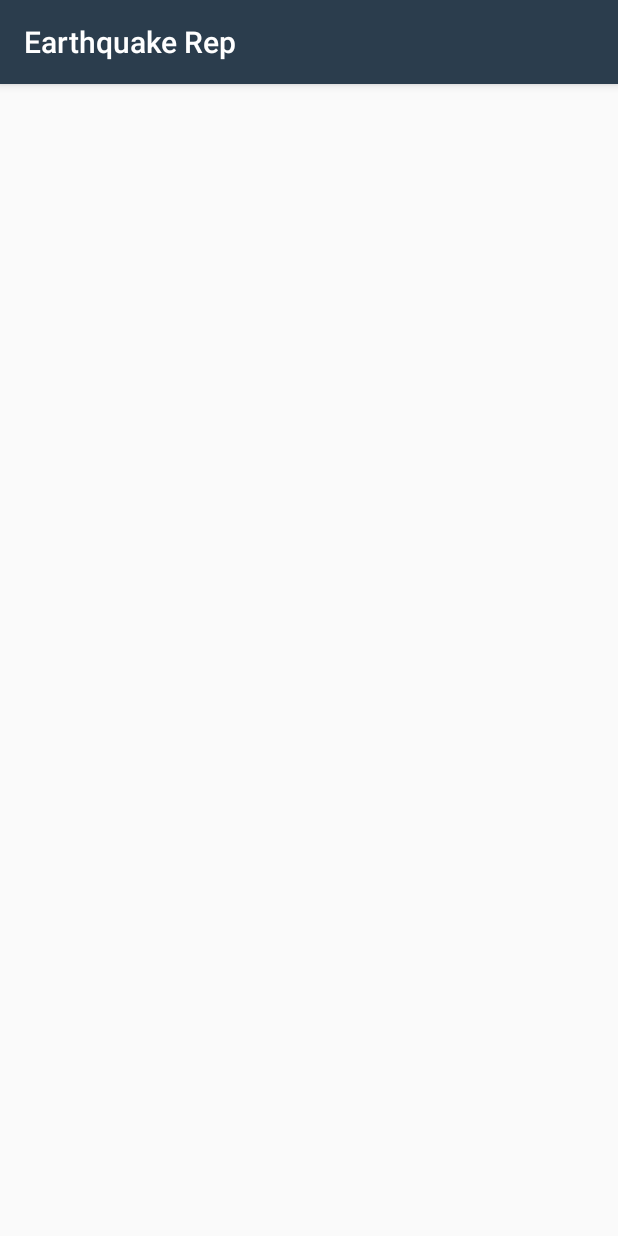
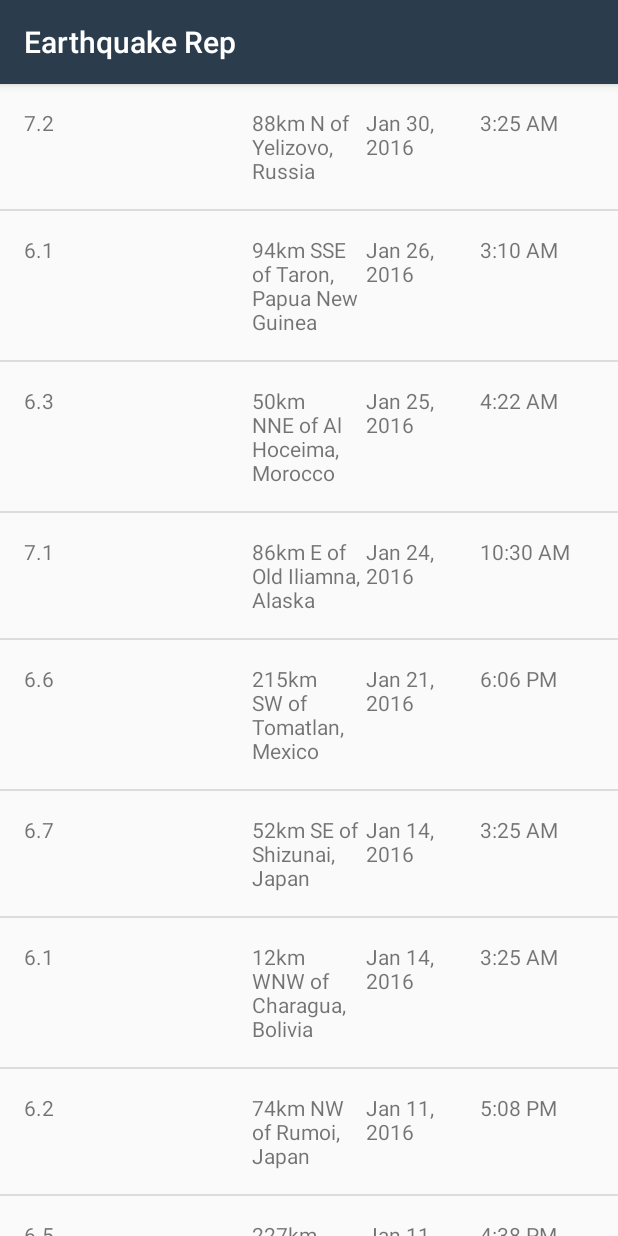
Before and after one commit to CarlosAguA/EarthquakeRep, an Android app: the screen it shows after launch (EarthquakeActivity), on a phone screen of 412 x 824 dp. Run offline under Robolectric (Android 15) with nearby library versions, the phone set to English and light mode, and no system bars.

Commit message:
Fixing not commited files

```diff
--- a/app/src/main/java/com/example/android/earthquakerep/Earthquake.java
+++ b/app/src/main/java/com/example/android/earthquakerep/Earthquake.java
@@ -15,45 +15,36 @@ public class Earthquake {
     /*Magnitude of the earthquake */
     private String mMagnitude ;
 
+    private long mTimeInMiliSeconds ;
+
     /*
     *Constructs a new {@link earthquake} object
     @param magnitude is the magnitude (size) of the earthquake .
     @param location the city location of the earthquake
-    @param date is the date the earthquake happened.
+    @param timeInMilliseconds is the time in milliseconds (from the Epoch) when the earthquake happened
      */
-    public Earthquake (String magnitude , String location, String date ){
+    public Earthquake (String magnitude , String location, long time){
 
         this.mMagnitude = magnitude ;
-        this.mDate = date ;
+        this.mTimeInMiliSeconds = time ;
         this.mLocation = location;
 
     }
 
-    /*
-    * Returns the magnitude of the earthquake
-    */
-    public String getDate() {
-        return mDate;
-    }
-
-    public void setDate(String date) {
-        this.mDate = date;
+    public long getTimeInMiliSeconds() {
+        return mTimeInMiliSeconds;
     }
 
     public String getLocation() {
         return mLocation;
     }
 
-    public void setLocation(String location) {
-        this.mLocation = location;
-    }
-
+    /*
+    * Returns the magnitude of the earthquake
+    */
     public String getMagnitude() {
         return mMagnitude;
     }
 
-    public void setMagnitude(String magnitude) {
-        this.mMagnitude = magnitude;
-    }
 
 }
--- a/app/src/main/java/com/example/android/earthquakerep/EarthquakeAdapter.java
+++ b/app/src/main/java/com/example/android/earthquakerep/EarthquakeAdapter.java
@@ -8,7 +8,9 @@ import android.view.ViewGroup;
 import android.widget.ArrayAdapter;
 import android.widget.TextView;
 
+import java.text.SimpleDateFormat;
 import java.util.ArrayList;
+import java.util.Date;
 
 /**
  * Created by Paviliondm4 on 1/31/2017.
@@ -34,17 +36,49 @@ public class EarthquakeAdapter extends ArrayAdapter<Earthquake> {
 
         currentQuake = getItem(position);
 
-
+        // Find the TextView with view ID magnitude
         TextView magTextView = (TextView) listItemView.findViewById(R.id.tv1) ;
+        // Display the magnitude of the current earthquake in that TextView
         magTextView.setText(currentQuake.getMagnitude());
 
+        // Find the TextView with view ID location
         TextView placeTextView = (TextView) listItemView.findViewById(R.id.tv2) ;
+        // Display the location of the current earthquake in that TextView
         placeTextView.setText(currentQuake.getLocation());
 
+        // Create a new Date object from the time in milliseconds of the earthquake
+        Date dateObject = new Date(currentQuake.getTimeInMiliSeconds());
+
+        // Find the TextView with view ID date
         TextView dateTextView = (TextView) listItemView.findViewById(R.id.tv3) ;
-        dateTextView.setText(currentQuake.getDate());
+        // Format the date string (i.e. "Mar 3, 1984")
+        String dateToDisplay = formatDate(dateObject);
+        // Display the date of the current earthquake in that TextView
+        dateTextView.setText(dateToDisplay);
 
+        // Find the TextView with view ID time
+        TextView timeTextView = (TextView) listItemView.findViewById(R.id.tv4);
+        // Format the time string (i.e. "4:30PM")
+        String timeToDisplay = formatTime(dateObject);
+        // Display the time of the current earthquake in that TextView
+        timeTextView.setText(timeToDisplay);
 
         return listItemView ;
     }
+
+    /**
+     * Return the formatted date string (i.e. "Mar 3, 1984") from a Date object.
+     */
+    private String formatDate(Date dateObject) {
+        SimpleDateFormat dateFormat = new SimpleDateFormat("LLL dd, yyyy");
+        return dateFormat.format(dateObject);
+    }
+
+    /**
+     * Return the formatted date string (i.e. "4:30 PM") from a Date object.
+     */
+    private String formatTime(Date dateObject) {
+        SimpleDateFormat timeFormat = new SimpleDateFormat("h:mm a");
+        return timeFormat.format(dateObject);
+    }
 }
--- /dev/null
+++ b/app/src/main/java/com/example/android/earthquakerep/QueryUtils.java
@@ -0,0 +1,84 @@
+package com.example.android.earthquakerep;
+
+import android.util.Log;
+
+import org.json.JSONArray;
+import org.json.JSONException;
+import org.json.JSONObject;
+
+import java.util.ArrayList;
+
+/**
+ * Created by Paviliondm4 on 2/1/2017.
+ */
+
+/**
+ * Helper methods related to requesting and receiving earthquake data from USGS.
+ */
+public final class QueryUtils {
+
+    /** Sample JSON response for a USGS query */
+    private static final String SAMPLE_JSON_RESPONSE = "{\"type\":\"FeatureCollection\",\"metadata\":{\"generated\":1462295443000,\"url\":\"http://earthquake.usgs.gov/fdsnws/event/1/query?format=geojson&starttime=2016-01-01&endtime=2016-01-31&minmag=6&limit=10\",\"title\":\"USGS Earthquakes\",\"status\":200,\"api\":\"1.5.2\",\"limit\":10,\"offset\":1,\"count\":10},\"features\":[{\"type\":\"Feature\",\"properties\":{\"mag\":7.2,\"place\":\"88km N of Yelizovo, Russia\",\"time\":1454124312220,\"updated\":1460674294040,\"tz\":720,\"url\":\"http://earthquake.usgs.gov/earthquakes/eventpage/us20004vvx\",\"detail\":\"http://earthquake.usgs.gov/fdsnws/event/1/query?eventid=us20004vvx&format=geojson\",\"felt\":2,\"cdi\":3.4,\"mmi\":5.82,\"alert\":\"green\",\"status\":\"reviewed\",\"tsunami\":1,\"sig\":798,\"net\":\"us\",\"code\":\"20004vvx\",\"ids\":\",at00o1qxho,pt16030050,us20004vvx,gcmt20160130032510,\",\"sources\":\",at,pt,us,gcmt,\",\"types\":\",cap,dyfi,finite-fault,general-link,general-text,geoserve,impact-link,impact-text,losspager,moment-tensor,nearby-cities,origin,phase-data,shakemap,tectonic-summary,\",\"nst\":null,\"dmin\":0.958,\"rms\":1.19,\"gap\":17,\"magType\":\"mww\",\"type\":\"earthquake\",\"title\":\"M 7.2 - 88km N of Yelizovo, Russia\"},\"geometry\":{\"type\":\"Point\",\"coordinates\":[158.5463,53.9776,177]},\"id\":\"us20004vvx\"},\n" +
+            "{\"type\":\"Feature\",\"properties\":{\"mag\":6.1,\"place\":\"94km SSE of Taron, Papua New Guinea\",\"time\":1453777820750,\"updated\":1460156775040,\"tz\":600,\"url\":\"http://earthquake.usgs.gov/earthquakes/eventpage/us20004uks\",\"detail\":\"http://earthquake.usgs.gov/fdsnws/event/1/query?eventid=us20004uks&format=geojson\",\"felt\":null,\"cdi\":null,\"mmi\":4.1,\"alert\":\"green\",\"status\":\"reviewed\",\"tsunami\":1,\"sig\":572,\"net\":\"us\",\"code\":\"20004uks\",\"ids\":\",us20004uks,gcmt20160126031023,\",\"sources\":\",us,gcmt,\",\"types\":\",cap,geoserve,losspager,moment-tensor,nearby-cities,origin,phase-data,shakemap,tectonic-summary,\",\"nst\":null,\"dmin\":1.537,\"rms\":0.74,\"gap\":25,\"magType\":\"mww\",\"type\":\"earthquake\",\"title\":\"M 6.1 - 94km SSE of Taron, Papua New Guinea\"},\"geometry\":{\"type\":\"Point\",\"coordinates\":[153.2454,-5.2952,26]},\"id\":\"us20004uks\"},\n" +
+            "{\"type\":\"Feature\",\"properties\":{\"mag\":6.3,\"place\":\"50km NNE of Al Hoceima, Morocco\",\"time\":1453695722730,\"updated\":1460156773040,\"tz\":0,\"url\":\"http://earthquake.usgs.gov/earthquakes/eventpage/us10004gy9\",\"detail\":\"http://earthquake.usgs.gov/fdsnws/event/1/query?eventid=us10004gy9&format=geojson\",\"felt\":117,\"cdi\":7.2,\"mmi\":5.28,\"alert\":\"green\",\"status\":\"reviewed\",\"tsunami\":0,\"sig\":695,\"net\":\"us\",\"code\":\"10004gy9\",\"ids\":\",us10004gy9,gcmt20160125042203,\",\"sources\":\",us,gcmt,\",\"types\":\",cap,dyfi,geoserve,impact-text,losspager,moment-tensor,nearby-cities,origin,phase-data,shakemap,tectonic-summary,\",\"nst\":null,\"dmin\":2.201,\"rms\":0.92,\"gap\":20,\"magType\":\"mww\",\"type\":\"earthquake\",\"title\":\"M 6.3 - 50km NNE of Al Hoceima, Morocco\"},\"geometry\":{\"type\":\"Point\",\"coordinates\":[-3.6818,35.6493,12]},\"id\":\"us10004gy9\"},\n" +
+            "{\"type\":\"Feature\",\"properties\":{\"mag\":7.1,\"place\":\"86km E of Old Iliamna, Alaska\",\"time\":1453631430230,\"updated\":1460156770040,\"tz\":-540,\"url\":\"http://earthquake.usgs.gov/earthquakes/eventpage/us10004gqp\",\"detail\":\"http://earthquake.usgs.gov/fdsnws/event/1/query?eventid=us10004gqp&format=geojson\",\"felt\":1816,\"cdi\":7.2,\"mmi\":6.6,\"alert\":\"green\",\"status\":\"reviewed\",\"tsunami\":1,\"sig\":1496,\"net\":\"us\",\"code\":\"10004gqp\",\"ids\":\",at00o1gd6r,us10004gqp,ak12496371,gcmt20160124103030,\",\"sources\":\",at,us,ak,gcmt,\",\"types\":\",cap,dyfi,finite-fault,general-link,general-text,geoserve,impact-link,impact-text,losspager,moment-tensor,nearby-cities,origin,phase-data,shakemap,tectonic-summary,trump-origin,\",\"nst\":null,\"dmin\":0.72,\"rms\":2.11,\"gap\":19,\"magType\":\"mww\",\"type\":\"earthquake\",\"title\":\"M 7.1 - 86km E of Old Iliamna, Alaska\"},\"geometry\":{\"type\":\"Point\",\"coordinates\":[-153.4051,59.6363,129]},\"id\":\"us10004gqp\"},\n" +
+            "{\"type\":\"Feature\",\"properties\":{\"mag\":6.6,\"place\":\"215km SW of Tomatlan, Mexico\",\"time\":1453399617650,\"updated\":1459963829040,\"tz\":-420,\"url\":\"http://earthquake.usgs.gov/earthquakes/eventpage/us10004g4l\",\"detail\":\"http://earthquake.usgs.gov/fdsnws/event/1/query?eventid=us10004g4l&format=geojson\",\"felt\":11,\"cdi\":2.7,\"mmi\":3.92,\"alert\":\"green\",\"status\":\"reviewed\",\"tsunami\":1,\"sig\":673,\"net\":\"us\",\"code\":\"10004g4l\",\"ids\":\",at00o1bebo,pt16021050,us10004g4l,gcmt20160121180659,\",\"sources\":\",at,pt,us,gcmt,\",\"types\":\",cap,dyfi,geoserve,impact-link,impact-text,losspager,moment-tensor,nearby-cities,origin,phase-data,shakemap,tectonic-summary,\",\"nst\":null,\"dmin\":2.413,\"rms\":0.98,\"gap\":74,\"magType\":\"mww\",\"type\":\"earthquake\",\"title\":\"M 6.6 - 215km SW of Tomatlan, Mexico\"},\"geometry\":{\"type\":\"Point\",\"coordinates\":[-106.9337,18.8239,10]},\"id\":\"us10004g4l\"},\n" +
+            "{\"type\":\"Feature\",\"properties\":{\"mag\":6.7,\"place\":\"52km SE of Shizunai, Japan\",\"time\":1452741933640,\"updated\":1459304879040,\"tz\":540,\"url\":\"http://earthquake.usgs.gov/earthquakes/eventpage/us10004ebx\",\"detail\":\"http://earthquake.usgs.gov/fdsnws/event/1/query?eventid=us10004ebx&format=geojson\",\"felt\":51,\"cdi\":5.8,\"mmi\":6.45,\"alert\":\"green\",\"status\":\"reviewed\",\"tsunami\":1,\"sig\":720,\"net\":\"us\",\"code\":\"10004ebx\",\"ids\":\",us10004ebx,pt16014050,at00o0xauk,gcmt20160114032534,\",\"sources\":\",us,pt,at,gcmt,\",\"types\":\",associate,cap,dyfi,geoserve,impact-link,impact-text,losspager,moment-tensor,nearby-cities,origin,phase-data,shakemap,\",\"nst\":null,\"dmin\":0.281,\"rms\":0.98,\"gap\":22,\"magType\":\"mww\",\"type\":\"earthquake\",\"title\":\"M 6.7 - 52km SE of Shizunai, Japan\"},\"geometry\":{\"type\":\"Point\",\"coordinates\":[142.781,41.9723,46]},\"id\":\"us10004ebx\"},\n" +
+            "{\"type\":\"Feature\",\"properties\":{\"mag\":6.1,\"place\":\"12km WNW of Charagua, Bolivia\",\"time\":1452741928270,\"updated\":1459304879040,\"tz\":-240,\"url\":\"http://earthquake.usgs.gov/earthquakes/eventpage/us10004ebw\",\"detail\":\"http://earthquake.usgs.gov/fdsnws/event/1/query?eventid=us10004ebw&format=geojson\",\"felt\":3,\"cdi\":2.2,\"mmi\":2.21,\"alert\":\"green\",\"status\":\"reviewed\",\"tsunami\":0,\"sig\":573,\"net\":\"us\",\"code\":\"10004ebw\",\"ids\":\",us10004ebw,gcmt20160114032528,\",\"sources\":\",us,gcmt,\",\"types\":\",cap,dyfi,geoserve,impact-text,losspager,moment-tensor,nearby-cities,origin,phase-data,shakemap,tectonic-summary,\",\"nst\":null,\"dmin\":5.492,\"rms\":1.04,\"gap\":16,\"magType\":\"mww\",\"type\":\"earthquake\",\"title\":\"M 6.1 - 12km WNW of Charagua, Bolivia\"},\"geometry\":{\"type\":\"Point\",\"coordinates\":[-63.3288,-19.7597,582.56]},\"id\":\"us10004ebw\"},\n" +
+            "{\"type\":\"Feature\",\"properties\":{\"mag\":6.2,\"place\":\"74km NW of Rumoi, Japan\",\"time\":1452532083920,\"updated\":1459304875040,\"tz\":540,\"url\":\"http://earthquake.usgs.gov/earthquakes/eventpage/us10004djn\",\"detail\":\"http://earthquake.usgs.gov/fdsnws/event/1/query?eventid=us10004djn&format=geojson\",\"felt\":8,\"cdi\":3.4,\"mmi\":3.74,\"alert\":\"green\",\"status\":\"reviewed\",\"tsunami\":0,\"sig\":594,\"net\":\"us\",\"code\":\"10004djn\",\"ids\":\",us10004djn,gcmt20160111170803,\",\"sources\":\",us,gcmt,\",\"types\":\",cap,dyfi,geoserve,impact-text,losspager,moment-tensor,nearby-cities,origin,phase-data,shakemap,tectonic-summary,\",\"nst\":null,\"dmin\":1.139,\"rms\":0.96,\"gap\":33,\"magType\":\"mww\",\"type\":\"earthquake\",\"title\":\"M 6.2 - 74km NW of Rumoi, Japan\"},\"geometry\":{\"type\":\"Point\",\"coordinates\":[141.0867,44.4761,238.81]},\"id\":\"us10004djn\"},\n" +
+            "{\"type\":\"Feature\",\"properties\":{\"mag\":6.5,\"place\":\"227km SE of Sarangani, Philippines\",\"time\":1452530285900,\"updated\":1459304874040,\"tz\":480,\"url\":\"http://earthquake.usgs.gov/earthquakes/eventpage/us10004dj5\",\"detail\":\"http://earthquake.usgs.gov/fdsnws/event/1/query?eventid=us10004dj5&format=geojson\",\"felt\":1,\"cdi\":2.7,\"mmi\":7.5,\"alert\":\"green\",\"status\":\"reviewed\",\"tsunami\":1,\"sig\":650,\"net\":\"us\",\"code\":\"10004dj5\",\"ids\":\",at00o0srjp,pt16011050,us10004dj5,gcmt20160111163807,\",\"sources\":\",at,pt,us,gcmt,\",\"types\":\",cap,dyfi,geoserve,impact-link,impact-text,losspager,moment-tensor,nearby-cities,origin,phase-data,shakemap,tectonic-summary,\",\"nst\":null,\"dmin\":3.144,\"rms\":0.72,\"gap\":22,\"magType\":\"mww\",\"type\":\"earthquake\",\"title\":\"M 6.5 - 227km SE of Sarangani, Philippines\"},\"geometry\":{\"type\":\"Point\",\"coordinates\":[126.8621,3.8965,13]},\"id\":\"us10004dj5\"},\n" +
+            "{\"type\":\"Feature\",\"properties\":{\"mag\":6,\"place\":\"Pacific-Antarctic Ridge\",\"time\":1451986454620,\"updated\":1459202978040,\"tz\":-540,\"url\":\"http://earthquake.usgs.gov/earthquakes/eventpage/us10004bgk\",\"detail\":\"http://earthquake.usgs.gov/fdsnws/event/1/query?eventid=us10004bgk&format=geojson\",\"felt\":0,\"cdi\":1,\"mmi\":0,\"alert\":\"green\",\"status\":\"reviewed\",\"tsunami\":0,\"sig\":554,\"net\":\"us\",\"code\":\"10004bgk\",\"ids\":\",us10004bgk,gcmt20160105093415,\",\"sources\":\",us,gcmt,\",\"types\":\",cap,dyfi,geoserve,losspager,moment-tensor,nearby-cities,origin,phase-data,shakemap,\",\"nst\":null,\"dmin\":30.75,\"rms\":0.67,\"gap\":71,\"magType\":\"mww\",\"type\":\"earthquake\",\"title\":\"M 6.0 - Pacific-Antarctic Ridge\"},\"geometry\":{\"type\":\"Point\",\"coordinates\":[-136.2603,-54.2906,10]},\"id\":\"us10004bgk\"}],\"bbox\":[-153.4051,-54.2906,10,158.5463,59.6363,582.56]}";
+
+    /**
+     * Create a private constructor because no one should ever create a {@link QueryUtils} object.
+     * This class is only meant to hold static variables and methods, which can be accessed
+     * directly from the class name QueryUtils (and an object instance of QueryUtils is not needed).
+     */
+    private QueryUtils() {
+    }
+
+    /**
+     * Return a list of {@link Earthquake} objects that has been built up from
+     * parsing a JSON response.
+     */
+    public static ArrayList<Earthquake> extractEarthquakes() {
+
+        // Create an empty ArrayList that we can start adding earthquakes to
+        ArrayList<Earthquake> earthquakes = new ArrayList<>();
+
+        // Try to parse the SAMPLE_JSON_RESPONSE. If there's a problem with the way the JSON
+        // is formatted, a JSONException exception object will be thrown.
+        // Catch the exception so the app doesn't crash, and print the error message to the logs.
+        try {
+
+            // TODO: Parse the response given by the SAMPLE_JSON_RESPONSE string and
+            // build up a list of Earthquake objects with the corresponding data.
+
+
+            //Get the sample JSON String and assign it as the root.
+            JSONObject root = new JSONObject(SAMPLE_JSON_RESPONSE);
+            JSONArray featuresArray = root.getJSONArray("features");
+
+            //Accessing traversal path
+            for (int i = 0; i < featuresArray.length(); i++) {
+                JSONObject earthquake = featuresArray.getJSONObject(i);
+                JSONObject features = earthquake.getJSONObject("properties");
+                String mag = features.getString("mag");
+                String place = features.getString("place");
+                long time = features.getLong("time");
+
+                earthquakes.add(new Earthquake(mag, place, time));
+            }
+
+
+        } catch (JSONException e) {
+            // If an error is thrown when executing any of the above statements in the "try" block,
+            // catch the exception here, so the app doesn't crash. Print a log message
+            // with the message from the exception.
+            Log.e("QueryUtils", "Problem parsing the earthquake JSON results", e);
+        }
+
+        // Return the list of earthquakes
+        return earthquakes;
+    }
+}
--- a/app/src/main/res/layout/list_item_view.xml
+++ b/app/src/main/res/layout/list_item_view.xml
@@ -13,6 +13,13 @@
                 android:layout_height="wrap_content"
                 android:id="@+id/tv1"
                 tools:text="@string/magnitude"/>
+
+            <TextView
+                 android:layout_width="0dp"
+                 android:layout_height="wrap_content"
+                 android:layout_weight="1"
+                 android:id="@+id/tv5"
+                 tools:text="@string/part2" />
 
             <TextView
                 android:layout_width="0dp"
--- a/app/src/main/res/values/strings.xml
+++ b/app/src/main/res/values/strings.xml
@@ -21,6 +21,8 @@
     <string name="magnitude">2.5</string>
     <string name="place">San Francisco</string>
     <string name="date">31/01/2017</string>
+    <string name="time">11:59</string>
+    <string name="part2">part2</string>
 
 
 </resources>
```
